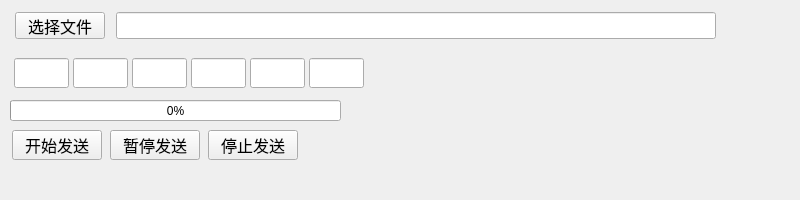
Above: UUV_UI_V2/ctrans.ui from MuffinMan0602/UUV_UI before the change. Below: the same form after it.
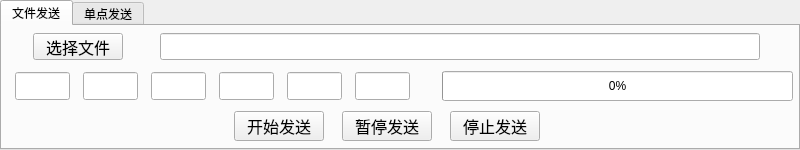
That is the form after the change.

Patch:
```diff
--- a/UUV_UI_V2/ctrans.ui
+++ b/UUV_UI_V2/ctrans.ui
@@ -7,30 +7,194 @@
     <x>0</x>
     <y>0</y>
     <width>800</width>
-    <height>200</height>
+    <height>150</height>
    </rect>
   </property>
   <property name="minimumSize">
    <size>
     <width>800</width>
-    <height>200</height>
+    <height>150</height>
    </size>
   </property>
   <property name="maximumSize">
    <size>
     <width>800</width>
-    <height>200</height>
+    <height>150</height>
    </size>
   </property>
   <property name="windowTitle">
    <string>Form</string>
   </property>
+  <widget class="QTabWidget" name="tabWidget">
+   <property name="geometry">
+    <rect>
+     <x>0</x>
+     <y>0</y>
+     <width>800</width>
+     <height>150</height>
+    </rect>
+   </property>
+   <property name="minimumSize">
+    <size>
+     <width>800</width>
+     <height>150</height>
+    </size>
+   </property>
+   <property name="maximumSize">
+    <size>
+     <width>800</width>
+     <height>150</height>
+    </size>
+   </property>
+   <property name="autoFillBackground">
+    <bool>true</bool>
+   </property>
+   <property name="currentIndex">
+    <number>0</number>
+   </property>
+   <widget class="QWidget" name="tab">
+    <attribute name="title">
+     <string>文件发送</string>
+    </attribute>
+    <widget class="QWidget" name="horizontalLayoutWidget_2">
+     <property name="geometry">
+      <rect>
+       <x>0</x>
+       <y>0</y>
+       <width>791</width>
+       <height>41</height>
+      </rect>
+     </property>
+     <layout class="QHBoxLayout" name="horizontalLayout_6">
+      <item>
+       <widget class="QPushButton" name="pushButton_ChoseFile">
+        <property name="maximumSize">
+         <size>
+          <width>90</width>
+          <height>27</height>
+         </size>
+        </property>
+        <property name="font">
+         <font>
+          <pointsize>12</pointsize>
+         </font>
+        </property>
+        <property name="text">
+         <string>选择文件</string>
+        </property>
+       </widget>
+      </item>
+      <item>
+       <widget class="QLineEdit" name="lineEdit_pathDisplay">
+        <property name="minimumSize">
+         <size>
+          <width>600</width>
+          <height>0</height>
+         </size>
+        </property>
+        <property name="maximumSize">
+         <size>
+          <width>600</width>
+          <height>27</height>
+         </size>
+        </property>
+        <property name="readOnly">
+         <bool>true</bool>
+        </property>
+       </widget>
+      </item>
+     </layout>
+    </widget>
+    <widget class="QWidget" name="horizontalLayoutWidget_4">
+     <property name="geometry">
+      <rect>
+       <x>220</x>
+       <y>80</y>
+       <width>331</width>
+       <height>41</height>
+      </rect>
+     </property>
+     <layout class="QHBoxLayout" name="horizontalLayout_2">
+      <item>
+       <widget class="QPushButton" name="pushButton_BeginTrans">
+        <property name="minimumSize">
+         <size>
+          <width>90</width>
+          <height>27</height>
+         </size>
+        </property>
+        <property name="maximumSize">
+         <size>
+          <width>90</width>
+          <height>30</height>
+         </size>
+        </property>
+        <property name="font">
+         <font>
+          <pointsize>12</pointsize>
+         </font>
+        </property>
+        <property name="text">
+         <string>开始发送</string>
+        </property>
+       </widget>
+      </item>
+      <item>
+       <widget class="QPushButton" name="pushButton_PauseTrans">
+        <property name="minimumSize">
+         <size>
+          <width>90</width>
+          <height>27</height>
+         </size>
+        </property>
+        <property name="maximumSize">
+         <size>
+          <width>90</width>
+          <height>30</height>
+         </size>
+        </property>
+        <property name="font">
+         <font>
+          <pointsize>12</pointsize>
+         </font>
+        </property>
+        <property name="text">
+         <string>暂停发送</string>
+        </property>
+       </widget>
+      </item>
+      <item>
+       <widget class="QPushButton" name="pushButton_StopTrans">
+        <property name="minimumSize">
+         <size>
+          <width>90</width>
+          <height>27</height>
+         </size>
+        </property>
+        <property name="maximumSize">
+         <size>
+          <width>90</width>
+          <height>30</height>
+         </size>
+        </property>
+        <property name="font">
+         <font>
+          <pointsize>12</pointsize>
+         </font>
+        </property>
+        <property name="text">
+         <string>停止发送</string>
+        </property>
+       </widget>
+      </item>
+     </layout>
+    </widget>
   <widget class="QWidget" name="horizontalLayoutWidget_3">
    <property name="geometry">
     <rect>
-     <x>10</x>
-     <y>50</y>
-     <width>361</width>
+       <x>0</x>
+       <y>40</y>
+       <width>421</width>
      <height>41</height>
     </rect>
    </property>
@@ -43,13 +207,13 @@
       <property name="minimumSize">
        <size>
         <width>55</width>
-        <height>30</height>
+          <height>28</height>
        </size>
       </property>
       <property name="maximumSize">
        <size>
         <width>40</width>
-        <height>25</height>
+          <height>28</height>
        </size>
       </property>
       <property name="readOnly">
@@ -62,13 +226,13 @@
       <property name="minimumSize">
        <size>
         <width>55</width>
-        <height>30</height>
+          <height>28</height>
        </size>
       </property>
       <property name="maximumSize">
        <size>
         <width>40</width>
-        <height>25</height>
+          <height>28</height>
        </size>
       </property>
       <property name="readOnly">
@@ -81,13 +245,13 @@
       <property name="minimumSize">
        <size>
         <width>55</width>
-        <height>30</height>
+          <height>28</height>
        </size>
       </property>
       <property name="maximumSize">
        <size>
         <width>40</width>
-        <height>25</height>
+          <height>28</height>
        </size>
       </property>
       <property name="readOnly">
@@ -100,13 +264,13 @@
       <property name="minimumSize">
        <size>
         <width>55</width>
-        <height>30</height>
+          <height>28</height>
        </size>
       </property>
       <property name="maximumSize">
        <size>
         <width>40</width>
-        <height>25</height>
+          <height>28</height>
        </size>
       </property>
       <property name="readOnly">
@@ -119,13 +283,13 @@
       <property name="minimumSize">
        <size>
         <width>55</width>
-        <height>30</height>
+          <height>28</height>
        </size>
       </property>
       <property name="maximumSize">
        <size>
         <width>40</width>
-        <height>25</height>
+          <height>28</height>
        </size>
       </property>
       <property name="readOnly">
@@ -138,62 +302,13 @@
       <property name="minimumSize">
        <size>
         <width>55</width>
-        <height>30</height>
+          <height>28</height>
        </size>
       </property>
       <property name="maximumSize">
        <size>
         <width>40</width>
-        <height>25</height>
-       </size>
-      </property>
-      <property name="readOnly">
-       <bool>true</bool>
-      </property>
-     </widget>
-    </item>
-   </layout>
-  </widget>
-  <widget class="QWidget" name="horizontalLayoutWidget_2">
-   <property name="geometry">
-    <rect>
-     <x>10</x>
-     <y>10</y>
-     <width>711</width>
-     <height>31</height>
-    </rect>
-   </property>
-   <layout class="QHBoxLayout" name="horizontalLayout_6">
-    <item>
-     <widget class="QPushButton" name="pushButton_ChoseFile">
-      <property name="maximumSize">
-       <size>
-        <width>90</width>
-        <height>27</height>
-       </size>
-      </property>
-      <property name="font">
-       <font>
-        <pointsize>12</pointsize>
-       </font>
-      </property>
-      <property name="text">
-       <string>选择文件</string>
-      </property>
-     </widget>
-    </item>
-    <item>
-     <widget class="QLineEdit" name="lineEdit_pathDisplay">
-      <property name="minimumSize">
-       <size>
-        <width>600</width>
-        <height>0</height>
-       </size>
-      </property>
-      <property name="maximumSize">
-       <size>
-        <width>600</width>
-        <height>27</height>
+          <height>28</height>
        </size>
       </property>
       <property name="readOnly">
@@ -206,12 +321,24 @@
   <widget class="QProgressBar" name="progressBar">
    <property name="geometry">
     <rect>
-     <x>10</x>
-     <y>100</y>
-     <width>331</width>
-     <height>21</height>
-    </rect>
-   </property>
+       <x>440</x>
+       <y>45</y>
+       <width>351</width>
+       <height>30</height>
+      </rect>
+     </property>
+     <property name="minimumSize">
+      <size>
+       <width>0</width>
+       <height>30</height>
+      </size>
+     </property>
+     <property name="maximumSize">
+      <size>
+       <width>16777215</width>
+       <height>30</height>
+      </size>
+     </property>
    <property name="value">
     <number>0</number>
    </property>
@@ -225,89 +352,12 @@
     <enum>QProgressBar::Direction::TopToBottom</enum>
    </property>
   </widget>
-  <widget class="QWidget" name="horizontalLayoutWidget_4">
-   <property name="geometry">
-    <rect>
-     <x>10</x>
-     <y>130</y>
-     <width>291</width>
-     <height>31</height>
-    </rect>
-   </property>
-   <layout class="QHBoxLayout" name="horizontalLayout_2">
-    <item>
-     <widget class="QPushButton" name="pushButton_BeginTrans">
-      <property name="minimumSize">
-       <size>
-        <width>90</width>
-        <height>27</height>
-       </size>
-      </property>
-      <property name="maximumSize">
-       <size>
-        <width>90</width>
-        <height>30</height>
-       </size>
-      </property>
-      <property name="font">
-       <font>
-        <pointsize>12</pointsize>
-       </font>
-      </property>
-      <property name="text">
-       <string>开始发送</string>
-      </property>
-     </widget>
-    </item>
-    <item>
-     <widget class="QPushButton" name="pushButton_PauseTrans">
-      <property name="minimumSize">
-       <size>
-        <width>90</width>
-        <height>27</height>
-       </size>
-      </property>
-      <property name="maximumSize">
-       <size>
-        <width>90</width>
-        <height>30</height>
-       </size>
-      </property>
-      <property name="font">
-       <font>
-        <pointsize>12</pointsize>
-       </font>
-      </property>
-      <property name="text">
-       <string>暂停发送</string>
-      </property>
-     </widget>
-    </item>
-    <item>
-     <widget class="QPushButton" name="pushButton_StopTrans">
-      <property name="minimumSize">
-       <size>
-        <width>90</width>
-        <height>27</height>
-       </size>
-      </property>
-      <property name="maximumSize">
-       <size>
-        <width>90</width>
-        <height>30</height>
-       </size>
-      </property>
-      <property name="font">
-       <font>
-        <pointsize>12</pointsize>
-       </font>
-      </property>
-      <property name="text">
-       <string>停止发送</string>
-      </property>
-     </widget>
-    </item>
-   </layout>
+   </widget>
+   <widget class="QWidget" name="tab_2">
+    <attribute name="title">
+     <string>单点发送</string>
+    </attribute>
+   </widget>
   </widget>
  </widget>
  <resources/>
```
Lines whose indentation alone changed are shown as unchanged.
